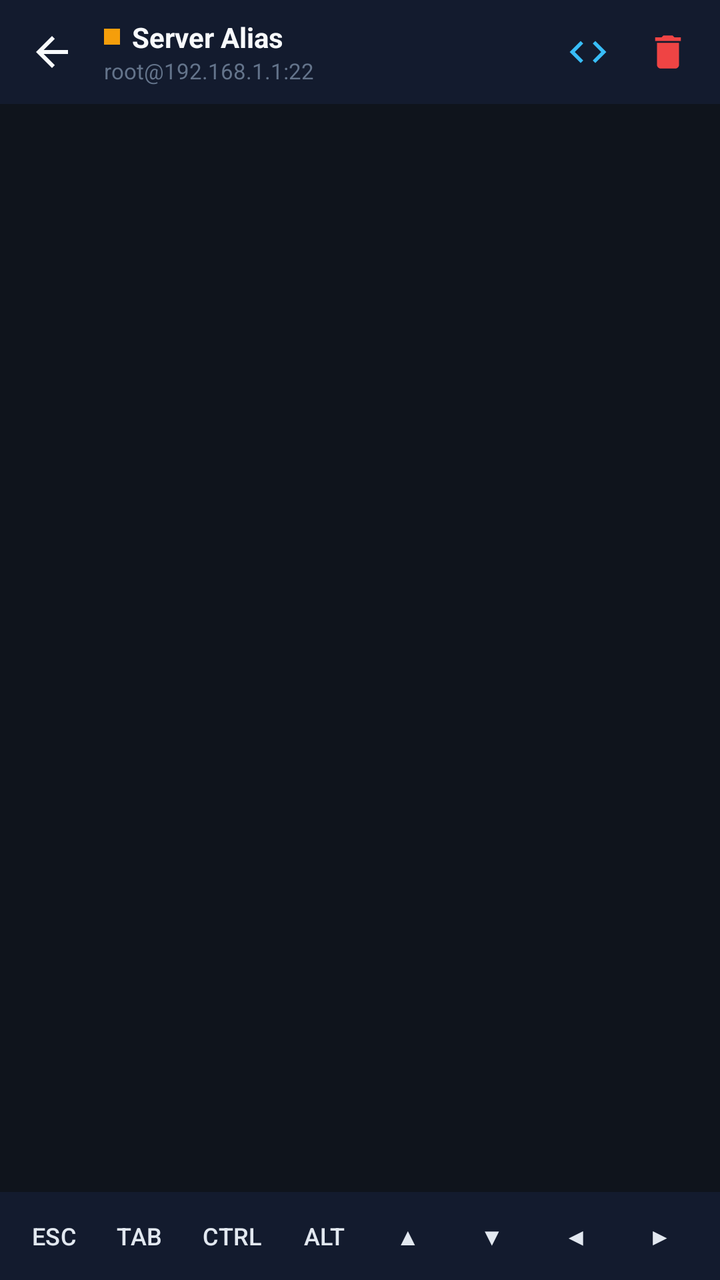
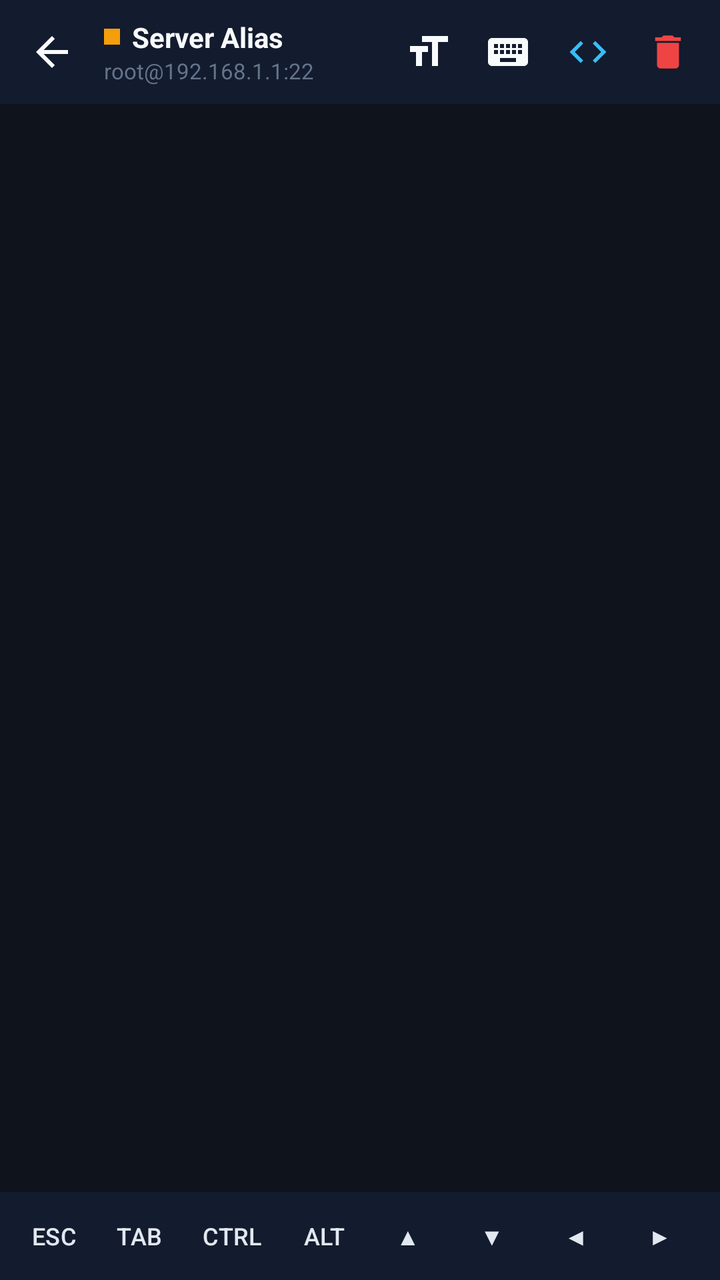

An Android layout rendered at two revisions. The XML below is the earlier revision; the diff shows what the commit changed to produce the second picture.
<!-- AndroidManifest.xml: activity theme Theme.LeuwiPanjang.Terminal -->
<!-- res/layout/activity_terminal.xml -->
<?xml version="1.0" encoding="utf-8"?>
<LinearLayout xmlns:android="http://schemas.android.com/apk/res/android"
    xmlns:app="http://schemas.android.com/apk/res-auto"
    android:layout_width="match_parent"
    android:layout_height="match_parent"
    android:background="@color/terminal_bg"
    android:orientation="vertical">

    
    <LinearLayout
        android:layout_width="match_parent"
        android:layout_height="52dp"
        android:background="@color/surface_dark"
        android:gravity="center_vertical"
        android:orientation="horizontal"
        android:paddingStart="8dp"
        android:paddingEnd="8dp">

        <ImageView
            android:id="@+id/btnBack"
            android:layout_width="36dp"
            android:layout_height="36dp"
            android:background="?attr/selectableItemBackgroundBorderless"
            android:contentDescription="@null"
            android:padding="6dp"
            android:src="@drawable/ic_arrow_back"
            app:tint="@color/text_primary" />

        <LinearLayout
            android:layout_width="0dp"
            android:layout_height="wrap_content"
            android:layout_marginStart="8dp"
            android:layout_weight="1"
            android:orientation="vertical">

            <LinearLayout
                android:layout_width="wrap_content"
                android:layout_height="wrap_content"
                android:gravity="center_vertical"
                android:orientation="horizontal">

                
                <View
                    android:id="@+id/viewStatusDot"
                    android:layout_width="8dp"
                    android:layout_height="8dp"
                    android:layout_marginEnd="6dp"
                    android:background="@color/status_warning" />

                <TextView
                    android:id="@+id/tvTerminalTitle"
                    android:layout_width="wrap_content"
                    android:layout_height="wrap_content"
                    android:text="Server Alias"
                    android:textColor="@color/text_primary"
                    android:textSize="14sp"
                    android:textStyle="bold" />
            </LinearLayout>

            <TextView
                android:id="@+id/tvTerminalSubtitle"
                android:layout_width="wrap_content"
                android:layout_height="wrap_content"
                android:text="root@192.168.1.1:22"
                android:textColor="@color/text_muted"
                android:textSize="11sp" />
        </LinearLayout>

        
        <ImageView
            android:id="@+id/btnRunSnippet"
            android:layout_width="36dp"
            android:layout_height="36dp"
            android:background="?attr/selectableItemBackgroundBorderless"
            android:contentDescription="@null"
            android:padding="7dp"
            android:src="@drawable/ic_code"
            app:tint="@color/primary" />

        
        <ImageView
            android:id="@+id/btnDisconnect"
            android:layout_width="36dp"
            android:layout_height="36dp"
            android:layout_marginStart="4dp"
            android:background="?attr/selectableItemBackgroundBorderless"
            android:contentDescription="@null"
            android:padding="7dp"
            android:src="@drawable/ic_delete"
            app:tint="@color/status_error" />

    </LinearLayout>

    
    <ScrollView
        android:id="@+id/scrollTerminal"
        android:layout_width="match_parent"
        android:layout_height="0dp"
        android:layout_weight="1"
        android:fillViewport="true"
        android:padding="8dp">

        <TextView
            android:id="@+id/tvTerminalOutput"
            android:layout_width="match_parent"
            android:layout_height="wrap_content"
            android:fontFamily="monospace"
            android:lineSpacingExtra="2dp"
            android:textIsSelectable="true"
            android:textColor="@color/text_primary"
            android:textSize="13sp" />
    </ScrollView>

    
    <HorizontalScrollView
        android:layout_width="match_parent"
        android:layout_height="44dp"
        android:background="@color/surface_dark"
        android:scrollbars="none">

        <LinearLayout
            android:id="@+id/layoutAccessoryKeys"
            android:layout_width="wrap_content"
            android:layout_height="match_parent"
            android:gravity="center_vertical"
            android:orientation="horizontal"
            android:paddingStart="8dp"
            android:paddingEnd="8dp">

            <Button
                android:id="@+id/keyEsc"
                style="@style/Widget.LeuwiPanjang.KeyButton"
                android:layout_width="wrap_content"
                android:layout_height="32dp"
                android:layout_marginEnd="4dp"
                android:text="ESC" />

            <Button
                android:id="@+id/keyTab"
                style="@style/Widget.LeuwiPanjang.KeyButton"
                android:layout_width="wrap_content"
                android:layout_height="32dp"
                android:layout_marginEnd="4dp"
                android:text="TAB" />

            <Button
                android:id="@+id/keyCtrl"
                style="@style/Widget.LeuwiPanjang.KeyButton"
                android:layout_width="wrap_content"
                android:layout_height="32dp"
                android:layout_marginEnd="4dp"
                android:text="CTRL" />

            <Button
                android:id="@+id/keyAlt"
                style="@style/Widget.LeuwiPanjang.KeyButton"
                android:layout_width="wrap_content"
                android:layout_height="32dp"
                android:layout_marginEnd="4dp"
                android:text="ALT" />

            <Button
                android:id="@+id/keyUp"
                style="@style/Widget.LeuwiPanjang.KeyButton"
                android:layout_width="wrap_content"
                android:layout_height="32dp"
                android:layout_marginEnd="4dp"
                android:text="▲" />

            <Button
                android:id="@+id/keyDown"
                style="@style/Widget.LeuwiPanjang.KeyButton"
                android:layout_width="wrap_content"
                android:layout_height="32dp"
                android:layout_marginEnd="4dp"
                android:text="▼" />

            <Button
                android:id="@+id/keyLeft"
                style="@style/Widget.LeuwiPanjang.KeyButton"
                android:layout_width="wrap_content"
                android:layout_height="32dp"
                android:layout_marginEnd="4dp"
                android:text="◀" />

            <Button
                android:id="@+id/keyRight"
                style="@style/Widget.LeuwiPanjang.KeyButton"
                android:layout_width="wrap_content"
                android:layout_height="32dp"
                android:layout_marginEnd="4dp"
                android:text="▶" />

            <Button
                android:id="@+id/keyPipe"
                style="@style/Widget.LeuwiPanjang.KeyButton"
                android:layout_width="wrap_content"
                android:layout_height="32dp"
                android:layout_marginEnd="4dp"
                android:text="|" />

            <Button
                android:id="@+id/keySlash"
                style="@style/Widget.LeuwiPanjang.KeyButton"
                android:layout_width="wrap_content"
                android:layout_height="32dp"
                android:layout_marginEnd="4dp"
                android:text="/" />

            <Button
                android:id="@+id/keyTilde"
                style="@style/Widget.LeuwiPanjang.KeyButton"
                android:layout_width="wrap_content"
                android:layout_height="32dp"
                android:layout_marginEnd="4dp"
                android:text="~" />

            <Button
                android:id="@+id/keyDash"
                style="@style/Widget.LeuwiPanjang.KeyButton"
                android:layout_width="wrap_content"
                android:layout_height="32dp"
                android:layout_marginEnd="4dp"
                android:text="-" />

            <Button
                android:id="@+id/keyColon"
                style="@style/Widget.LeuwiPanjang.KeyButton"
                android:layout_width="wrap_content"
                android:layout_height="32dp"
                android:layout_marginEnd="4dp"
                android:text=":" />

            <Button
                android:id="@+id/keyCtrlC"
                style="@style/Widget.LeuwiPanjang.KeyButton"
                android:layout_width="wrap_content"
                android:layout_height="32dp"
                android:layout_marginEnd="4dp"
                android:text="^C"
                android:textColor="@color/status_error" />

            <Button
                android:id="@+id/keyCtrlD"
                style="@style/Widget.LeuwiPanjang.KeyButton"
                android:layout_width="wrap_content"
                android:layout_height="32dp"
                android:text="^D" />

        </LinearLayout>
    </HorizontalScrollView>

    
    <EditText
        android:id="@+id/etTerminalInput"
        android:layout_width="0dp"
        android:layout_height="0dp"
        android:background="@android:color/transparent"
        android:cursorVisible="false"
        android:focusable="true"
        android:focusableInTouchMode="true"
        android:importantForAccessibility="yes"
        android:inputType="textNoSuggestions|textVisiblePassword"
        android:textColor="@android:color/transparent"
        android:textSize="1sp" />

</LinearLayout>
<!-- resources referenced by this layout -->
<resources>
  <color name="primary">#38BDF8</color>
  <color name="status_error">#EF4444</color>
  <color name="status_warning">#F59E0B</color>
  <color name="surface_dark">#131B2E</color>
  <color name="terminal_bg">#0F141C</color>
  <color name="text_muted">#64748B</color>
  <color name="text_primary">#F8FAFC</color>
  <!-- drawable ic_arrow_back (drawable) -->
  <vector xmlns:android="http://schemas.android.com/apk/res/android"
      android:width="24dp"
      android:height="24dp"
      android:viewportWidth="24"
      android:viewportHeight="24">
    <path
        android:fillColor="@color/text_primary"
        android:pathData="M20,11H7.83l5.59,-5.59L12,4l-8,8 8,8 1.41,-1.41L7.83,13H20v-2z"/>
  </vector>
  <!-- drawable ic_code (drawable) -->
  <vector xmlns:android="http://schemas.android.com/apk/res/android"
      android:width="24dp"
      android:height="24dp"
      android:viewportWidth="24"
      android:viewportHeight="24">
    <path
        android:fillColor="@color/text_primary"
        android:pathData="M9.4,16.6L4.8,12l4.6,-4.6L8,6l-6,6 6,6 1.4,-1.4zm5.2,0l4.6,-4.6 -4.6,-4.6L16,6l6,6 -6,6 -1.4,-1.4z"/>
  </vector>
  <!-- drawable ic_delete (drawable) -->
  <vector xmlns:android="http://schemas.android.com/apk/res/android"
      android:width="24dp"
      android:height="24dp"
      android:viewportWidth="24"
      android:viewportHeight="24">
    <path
        android:fillColor="@color/text_primary"
        android:pathData="M6,19c0,1.1 0.9,2 2,2h8c1.1,0 2,-0.9 2,-2V7H6v12zM19,4h-3.5l-1,-1h-5l-1,1H5v2h14V4z"/>
  </vector>
  <style name="Widget.LeuwiPanjang.KeyButton" parent="Widget.Material3.Button.TonalButton">
          <item name="backgroundTint">@color/terminal_key_btn_bg</item>
          <item name="android:textColor">@color/terminal_key_text</item>
          <item name="android:textSize">12sp</item>
          <item name="android:minWidth">38dp</item>
          <item name="android:minHeight">36dp</item>
          <item name="cornerRadius">6dp</item>
          <item name="android:paddingLeft">8dp</item>
          <item name="android:paddingRight">8dp</item>
          <item name="android:paddingTop">4dp</item>
          <item name="android:paddingBottom">4dp</item>
          <item name="android:textAllCaps">false</item>
      </style>
  <style name="Theme.LeuwiPanjang.Terminal" parent="Theme.LeuwiPanjang">
          <item name="android:windowBackground">@color/terminal_bg</item>
          <item name="android:statusBarColor">@color/terminal_bg</item>
          <item name="android:navigationBarColor">@color/surface_dark</item>
      </style>
  <color name="terminal_key_btn_bg">#1E293B</color>
  <color name="terminal_key_text">#E2E8F0</color>
  <color name="primary_variant">#0284C7</color>
  <color name="secondary">#6366F1</color>
  <color name="bg_dark">#0B0F19</color>
  <color name="surface_card">#1B2438</color>
  <color name="text_secondary">#94A3B8</color>
  <!-- unchanged entries left out for length: 1 -->
</resources>

<!-- the commit's change to res/layout/activity_terminal.xml (unified diff, before → after) -->
@@ -68,9 +68,33 @@
 
         
         <ImageView
+            android:id="@+id/btnFontSize"
+            android:layout_width="36dp"
+            android:layout_height="36dp"
+            android:background="?attr/selectableItemBackgroundBorderless"
+            android:contentDescription="@string/font_size"
+            android:padding="6dp"
+            android:src="@drawable/ic_format_size"
+            app:tint="@color/text_primary" />
+
+        
+        <ImageView
+            android:id="@+id/btnToggleKeyboard"
+            android:layout_width="36dp"
+            android:layout_height="36dp"
+            android:layout_marginStart="4dp"
+            android:background="?attr/selectableItemBackgroundBorderless"
+            android:contentDescription="@string/toggle_keyboard"
+            android:padding="6dp"
+            android:src="@drawable/ic_keyboard"
+            app:tint="@color/text_primary" />
+
+        
+        <ImageView
             android:id="@+id/btnRunSnippet"
             android:layout_width="36dp"
             android:layout_height="36dp"
+            android:layout_marginStart="4dp"
             android:background="?attr/selectableItemBackgroundBorderless"
             android:contentDescription="@null"
             android:padding="7dp"
<!-- resource entries referenced after the edit -->
@@ -37,6 +37,28 @@
         android:fillColor="@color/text_primary"
         android:pathData="M6,19c0,1.1 0.9,2 2,2h8c1.1,0 2,-0.9 2,-2V7H6v12zM19,4h-3.5l-1,-1h-5l-1,1H5v2h14V4z"/>
   </vector>
+  <!-- drawable ic_format_size (drawable) -->
+  <vector xmlns:android="http://schemas.android.com/apk/res/android"
+      android:width="24dp"
+      android:height="24dp"
+      android:viewportWidth="24"
+      android:viewportHeight="24">
+    <path
+        android:fillColor="@color/text_primary"
+        android:pathData="M9,4v3h5v12h3V7h5V4H9zm-6,8h3v7h3v-7h3V9H3v3z"/>
+  </vector>
+  <!-- drawable ic_keyboard (drawable) -->
+  <vector xmlns:android="http://schemas.android.com/apk/res/android"
+      android:width="24dp"
+      android:height="24dp"
+      android:viewportWidth="24"
+      android:viewportHeight="24">
+    <path
+        android:fillColor="@color/text_primary"
+        android:pathData="M20,5H4c-1.1,0 -1.99,0.9 -1.99,2L2,17c0,1.1 0.9,2 2,2h16c1.1,0 2,-0.9 2,-2V7c0,-1.1 -0.9,-2 -2,-2zm-9,3h2v2h-2V8zm0,3h2v2h-2v-2zM8,8h2v2H8V8zm0,3h2v2H8v-2zm-1,2H5v-2h2v2zm0,-3H5V8h2v2zm9,7H8v-2h8v2zm0,-4h-2v-2h2v2zm0,-3h-2V8h2v2zm3,3h-2v-2h2v2zm0,-3h-2V8h2v2z"/>
+  </vector>
+  <string name="font_size">Font Size</string>
+  <string name="toggle_keyboard">Toggle Keyboard</string>
   <style name="Widget.LeuwiPanjang.KeyButton" parent="Widget.Material3.Button.TonalButton">
           <item name="backgroundTint">@color/terminal_key_btn_bg</item>
           <item name="android:textColor">@color/terminal_key_text</item>
